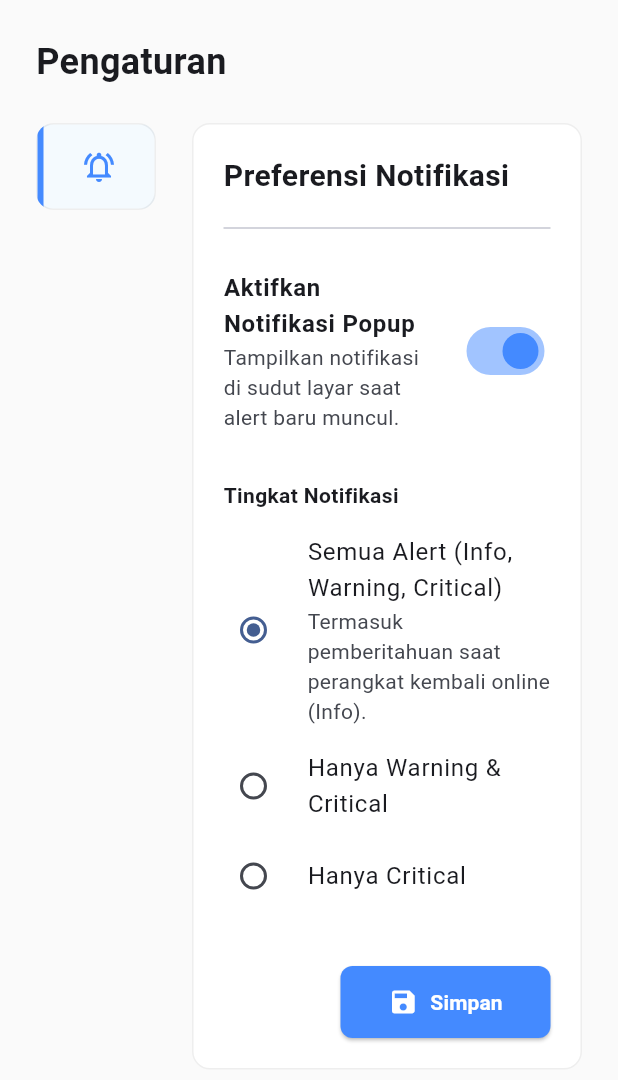
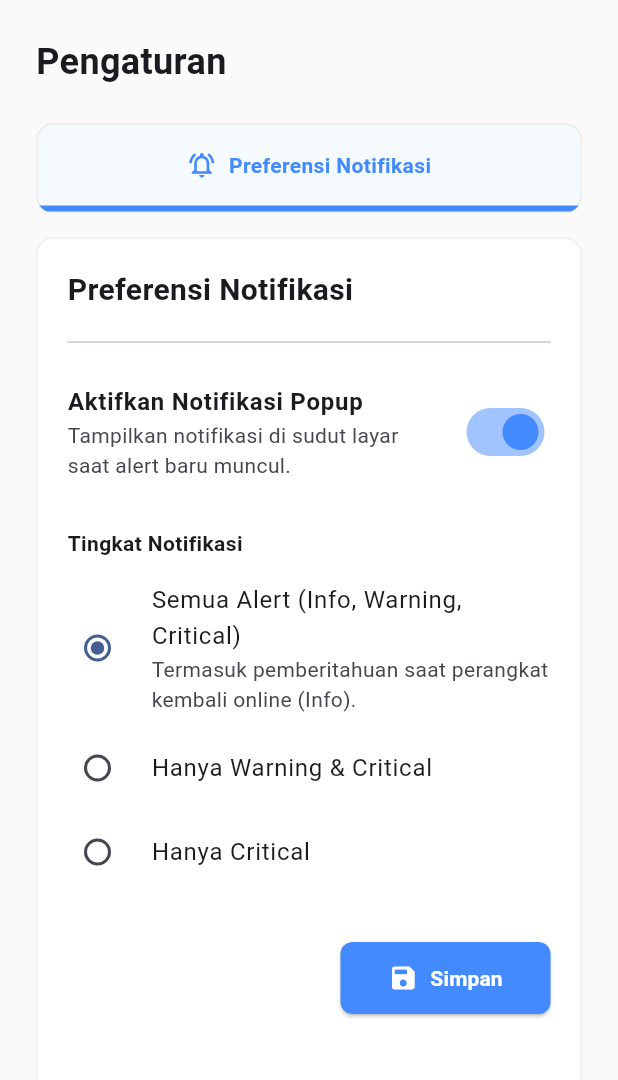
Before and after one commit to bagazWan/monitoring-system, a Flutter app: the SettingsScreen screen opened directly with empty values, on a phone screen of 412 x 824 dp. Shown: the top 1080 px of the screen. Run offline on Flutter 3.47's test engine with Material 3 defaults, Android fonts, the phone set to English and light mode, and no system bars; our stand-ins replace fl_chart, flutter_map, latlong2, shared_preferences; missing offline and left inert: flutter_map_dragmarker, flutter_map_line_editor; accounts and stored records are empty; network calls fail.

Commit message:
update setting screen

```diff
--- a/monitoring-frontend/lib/screens/settings/setting_screen.dart
+++ b/monitoring-frontend/lib/screens/settings/setting_screen.dart
@@ -29,7 +29,7 @@ class _SettingsScreenState extends State<SettingsScreen> {
     if (_isAdmin) {
       tabs.add({
         'title': 'Konfigurasi Sistem',
-        'subtitle': 'Atur nilai parameter ambang batas',
+        'subtitle': 'Atur nilai parameter pada sistem',
         'icon': Icons.admin_panel_settings_outlined,
         'view': const SystemConfigTab(),
       });
@@ -40,6 +40,74 @@ class _SettingsScreenState extends State<SettingsScreen> {
     }
 
     final isMobile = MediaQuery.of(context).size.width < 800;
+
+    Widget tabListWidget = Container(
+      clipBehavior: Clip.antiAlias,
+      decoration: BoxDecoration(
+        color: Colors.white,
+        borderRadius: BorderRadius.circular(12),
+        border: Border.all(color: Colors.grey[200]!),
+      ),
+      child: isMobile
+          ? (tabs.length <= 3
+              ? Row(
+                  children: tabs.asMap().entries.map((entry) {
+                    final index = entry.key;
+                    final tab = entry.value;
+                    return Expanded(
+                      child: _buildTabItem(
+                        title: tab['title'],
+                        subtitle: tab['subtitle'],
+                        icon: tab['icon'],
+                        isActive: index == _selectedTabIndex,
+                        isMobile: isMobile,
+                        onTap: () => setState(() => _selectedTabIndex = index),
+                      ),
+                    );
+                  }).toList(),
+                )
+              : ListView.builder(
+                  scrollDirection: Axis.horizontal,
+                  itemCount: tabs.length,
+                  itemBuilder: (context, index) {
+                    final tab = tabs[index];
+                    return _buildTabItem(
+                      title: tab['title'],
+                      subtitle: tab['subtitle'],
+                      icon: tab['icon'],
+                      isActive: index == _selectedTabIndex,
+                      isMobile: isMobile,
+                      onTap: () => setState(() => _selectedTabIndex = index),
+                    );
+                  },
+                ))
+          : ListView.builder(
+              scrollDirection: Axis.vertical,
+              shrinkWrap: true,
+              itemCount: tabs.length,
+              itemBuilder: (context, index) {
+                final tab = tabs[index];
+                return _buildTabItem(
+                  title: tab['title'],
+                  subtitle: tab['subtitle'],
+                  icon: tab['icon'],
+                  isActive: index == _selectedTabIndex,
+                  isMobile: isMobile,
+                  onTap: () => setState(() => _selectedTabIndex = index),
+                );
+              },
+            ),
+    );
+
+    Widget contentWidget = Container(
+      clipBehavior: Clip.antiAlias,
+      decoration: BoxDecoration(
+        color: Colors.white,
+        borderRadius: BorderRadius.circular(12),
+        border: Border.all(color: Colors.grey[200]!),
+      ),
+      child: tabs[_selectedTabIndex]['view'] as Widget,
+    );
 
     return Scaffold(
       backgroundColor: Colors.grey[50],
@@ -57,58 +125,23 @@ class _SettingsScreenState extends State<SettingsScreen> {
             child: Padding(
               padding:
                   const EdgeInsets.only(left: 24.0, right: 24.0, bottom: 24.0),
-              child: Row(
-                crossAxisAlignment: CrossAxisAlignment.start,
-                children: [
-                  SizedBox(
-                    width: isMobile ? 80 : 300,
-                    child: Column(
-                      mainAxisSize: MainAxisSize.min,
+              child: isMobile
+                  ? Column(
+                      crossAxisAlignment: CrossAxisAlignment.stretch,
                       children: [
-                        Flexible(
-                          child: Container(
-                            clipBehavior: Clip.antiAlias,
-                            decoration: BoxDecoration(
-                              color: Colors.white,
-                              borderRadius: BorderRadius.circular(12),
-                              border: Border.all(color: Colors.grey[200]!),
-                            ),
-                            child: ListView.builder(
-                              shrinkWrap: true,
-                              itemCount: tabs.length,
-                              itemBuilder: (context, index) {
-                                final isActive = index == _selectedTabIndex;
-                                final tab = tabs[index];
-                                return _buildTabItem(
-                                  title: tab['title'],
-                                  subtitle: tab['subtitle'],
-                                  icon: tab['icon'],
-                                  isActive: isActive,
-                                  isMobile: isMobile,
-                                  onTap: () =>
-                                      setState(() => _selectedTabIndex = index),
-                                );
-                              },
-                            ),
-                          ),
-                        ),
+                        SizedBox(height: 60, child: tabListWidget),
+                        const SizedBox(height: 16),
+                        Expanded(child: contentWidget),
+                      ],
+                    )
+                  : Row(
+                      crossAxisAlignment: CrossAxisAlignment.start,
+                      children: [
+                        SizedBox(width: 300, child: tabListWidget),
+                        const SizedBox(width: 24),
+                        Expanded(child: contentWidget),
                       ],
                     ),
-                  ),
-                  const SizedBox(width: 24),
-                  Expanded(
-                    child: Container(
-                      clipBehavior: Clip.antiAlias,
-                      decoration: BoxDecoration(
-                        color: Colors.white,
-                        borderRadius: BorderRadius.circular(12),
-                        border: Border.all(color: Colors.grey[200]!),
-                      ),
-                      child: tabs[_selectedTabIndex]['view'] as Widget,
-                    ),
-                  ),
-                ],
-              ),
             ),
           ),
         ],
@@ -127,21 +160,42 @@ class _SettingsScreenState extends State<SettingsScreen> {
     return InkWell(
       onTap: onTap,
       child: Container(
+        alignment: Alignment.center,
         decoration: BoxDecoration(
           color: isActive ? Colors.blue.withOpacity(0.05) : Colors.transparent,
           border: Border(
-            left: BorderSide(
-              color: isActive ? Colors.blueAccent : Colors.transparent,
-              width: 4,
-            ),
+            left: !isMobile && isActive
+                ? const BorderSide(color: Colors.blueAccent, width: 4)
+                : BorderSide.none,
+            bottom: isMobile && isActive
+                ? const BorderSide(color: Colors.blueAccent, width: 4)
+                : BorderSide.none,
           ),
         ),
-        padding:
-            EdgeInsets.symmetric(horizontal: isMobile ? 0 : 20, vertical: 16),
+        padding: EdgeInsets.symmetric(
+            horizontal: isMobile ? 16 : 20, vertical: isMobile ? 0 : 16),
         child: isMobile
-            ? Center(
-                child: Icon(icon,
-                    color: isActive ? Colors.blueAccent : Colors.grey[600]))
+            ? Row(
+                mainAxisAlignment: MainAxisAlignment.center,
+                children: [
+                  Icon(icon,
+                      color: isActive ? Colors.blueAccent : Colors.grey[600],
+                      size: 20),
+                  const SizedBox(width: 8),
+                  Flexible(
+                    child: Text(
+                      title,
+                      style: TextStyle(
+                        fontSize: 14,
+                        fontWeight:
+                            isActive ? FontWeight.bold : FontWeight.w500,
+                        color: isActive ? Colors.blueAccent : Colors.black87,
+                      ),
+                      overflow: TextOverflow.ellipsis,
+                    ),
+                  ),
+                ],
+              )
             : Row(
                 children: [
                   Icon(icon,
```
Also changed, not shown: monitoring-frontend/lib/models/setting.dart (+7 -4 lines), monitoring-frontend/lib/screens/settings/tabs/system_tab.dart (+14 -1 lines), monitoring-frontend/lib/screens/settings/widgets/rule_card.dart (+48 -27 lines), monitoring-frontend/lib/screens/settings/widgets/system_form_section.dart (+98 -54 lines).
